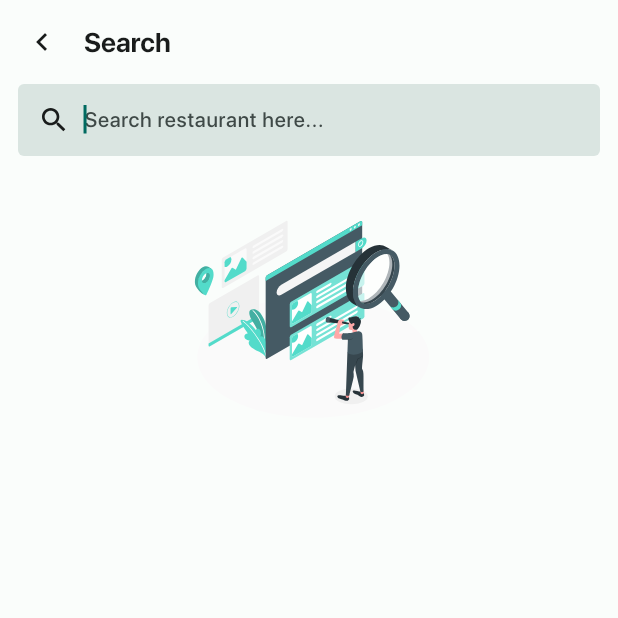
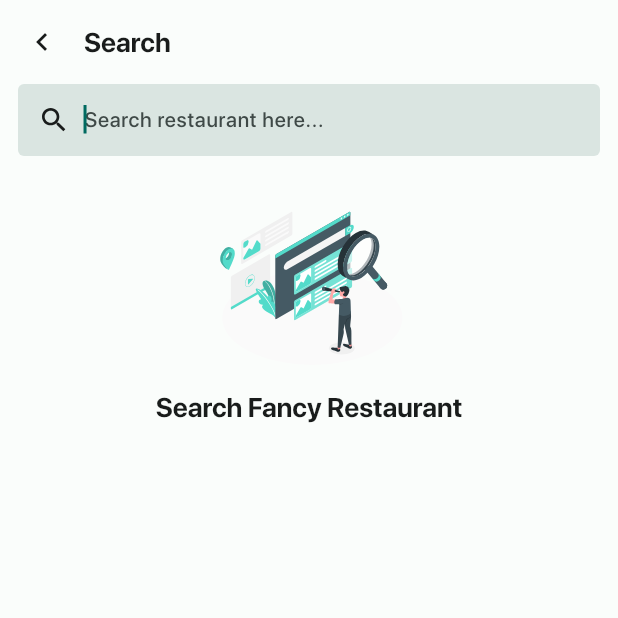
Before and after one commit to RafliRasyidin/dish_dash, a Flutter app: the SearchRestaurantScreen screen opened by its route, on a phone screen of 412 x 824 dp, the top half of it. Run offline on Flutter 3.47's test engine with Material 3 defaults, Android fonts, the phone set to English and light mode, and no system bars; our stand-ins replace dio, flutter_svg, fluttertoast, palette_generator; network calls fail.

Commit message:
finishing submission after rejected

```diff
--- /dev/null
+++ b/lib/ui/component/NegativeState.dart
@@ -0,0 +1,55 @@
+import 'package:flutter/material.dart';
+import 'package:flutter_svg/svg.dart';
+
+class NegativeState extends StatefulWidget {
+  final String image;
+  final String description;
+  final VoidCallback onClick;
+  final Widget? button;
+
+  const NegativeState({
+    super.key,
+    required this.image,
+    required this.description,
+    required this.onClick,
+    this.button
+  });
+
+  @override
+  State<NegativeState> createState() => _NegativeStateState();
+}
+
+class _NegativeStateState extends State<NegativeState> {
+
+  @override
+  Widget build(BuildContext context) {
+    return Center(
+      child: Column(
+        mainAxisAlignment: MainAxisAlignment.center,
+        children: [
+          SvgPicture.asset(
+            widget.image,
+            width: 140,
+            height: 140,
+          ),
+          Text(
+            widget.description,
+            style: Theme.of(context).textTheme.titleLarge,
+          ),
+          const SizedBox(height: 16),
+          Visibility(
+            visible: widget.button != null,
+            child: Container(
+              padding: const EdgeInsets.symmetric(horizontal: 12),
+              width: double.infinity,
+              child: ElevatedButton(
+                  onPressed: widget.onClick,
+                  child: widget.button
+              ),
+            )
+          ),
+        ],
+      ),
+    );;
+  }
+}
--- a/lib/ui/screen/search/SearchRestaurantScreen.dart
+++ b/lib/ui/screen/search/SearchRestaurantScreen.dart
@@ -1,7 +1,8 @@
 import 'package:dish_dash/data/remote/api/ApiService.dart';
+import 'package:dish_dash/generated/assets.dart';
+import 'package:dish_dash/ui/component/NegativeState.dart';
 import 'package:dish_dash/ui/screen/detail/DetailRestaurantScreen.dart';
 import 'package:flutter/material.dart';
-import 'package:flutter_svg/flutter_svg.dart';
 import 'package:provider/provider.dart';
 
 import '../../../model/Restaurant.dart';
@@ -52,6 +53,7 @@ class _SearchRestaurantScreenState extends State<SearchRestaurantScreen> {
                           autoFocus: true,
                           hint: "Search restaurant here...",
                           onTextChange: (newText) {
+                            _searchedText = newText;
                             viewModel.searchRestaurant(newText);
                           },
                         ),
@@ -69,12 +71,11 @@ class _SearchRestaurantScreenState extends State<SearchRestaurantScreen> {
   }
 
   Widget _buildEmptyState() {
-    return Center(
-      child: SvgPicture.asset(
-        "assets/empty_search.svg",
-        width: 180,
-        height: 180,
-      ),
+    return NegativeState(
+        image: Assets.assetsEmptySearch,
+        description: "Cafe Not Found",
+        onClick: () { viewModel.searchRestaurant(_searchedText); },
+        button: const Text("Try Again")
     );
   }
 
@@ -82,7 +83,12 @@ class _SearchRestaurantScreenState extends State<SearchRestaurantScreen> {
     return Consumer<SearchViewModel>(
       builder: (context, vm, _) {
         switch (vm.result.status) {
-          case Status.idle: return _buildEmptyState();
+          case Status.idle:
+            return NegativeState(
+              image: Assets.assetsEmptySearch,
+              description: "Search Fancy Restaurant",
+              onClick: () { viewModel.searchRestaurant(_searchedText); },
+            );
           case Status.loading:
             return const Center(child: CircularProgressIndicator());
           case Status.success:
@@ -100,11 +106,18 @@ class _SearchRestaurantScreenState extends State<SearchRestaurantScreen> {
           case Status.empty:
             return _buildEmptyState();
           case Status.failure:
-            return Center(
-              child: Text(
-                vm.result.message!,
-                style: Theme.of(context).textTheme.displayLarge,
-              ),
+            return NegativeState(
+              image: Assets.assetsImgNoInternet,
+              description: vm.result.message!,
+              onClick: () { viewModel.searchRestaurant(_searchedText); },
+              button: const Text("Try Again")
+            );
+          case Status.noConnection:
+            return NegativeState(
+                image: Assets.assetsImgNoInternet,
+                description: "No Internet Connection",
+                onClick: () { viewModel.searchRestaurant(_searchedText); },
+                button: const Text("Try Again")
             );
           default: return Container();
         }
```
Also changed, not shown: lib/ui/screen/detail/DetailRestaurantScreen.dart (+78 -34 lines), lib/ui/screen/detail/DetailViewModel.dart (+4 -4 lines), lib/ui/screen/home/HomeScreen.dart (+17 -15 lines), assets/no_internet.svg (added), lib/generated/assets.dart.
